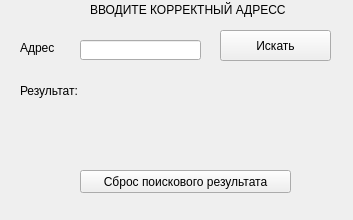
Qt form bebrar.ui (detdomboy228/big_API_project) before a commit.
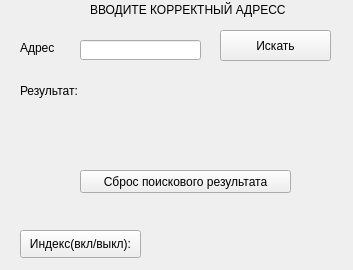
The same form after that commit.

```diff
--- a/bebrar.ui
+++ b/bebrar.ui
@@ -7,7 +7,7 @@
     <x>0</x>
     <y>0</y>
     <width>353</width>
-    <height>220</height>
+    <height>270</height>
    </rect>
   </property>
   <property name="windowTitle">
@@ -115,6 +115,32 @@
      <string/>
     </property>
    </widget>
+   <widget class="QPushButton" name="pushButton">
+    <property name="geometry">
+     <rect>
+      <x>20</x>
+      <y>230</y>
+      <width>121</width>
+      <height>28</height>
+     </rect>
+    </property>
+    <property name="text">
+     <string>Индекс(вкл/выкл):</string>
+    </property>
+   </widget>
+   <widget class="QLabel" name="label_5">
+    <property name="geometry">
+     <rect>
+      <x>200</x>
+      <y>230</y>
+      <width>81</width>
+      <height>28</height>
+     </rect>
+    </property>
+    <property name="text">
+     <string/>
+    </property>
+   </widget>
   </widget>
  </widget>
  <resources/>
```
